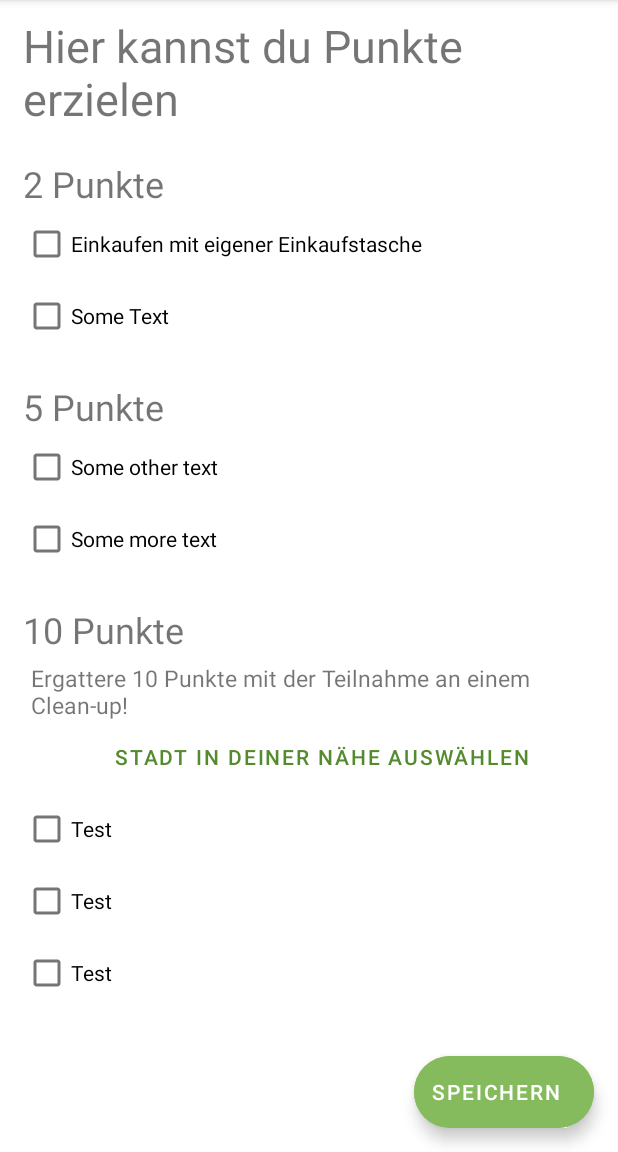
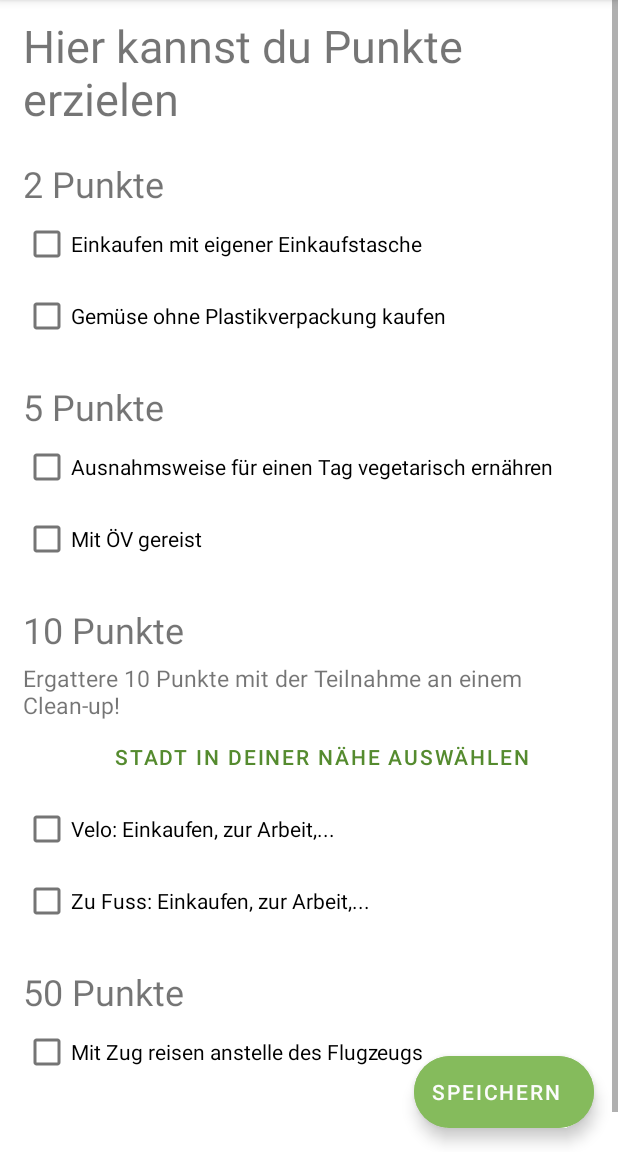
Before and after one commit to Tameli/Score-for-Climate, an Android app: the screen it shows after launch (MainActivity), after a tap on "SCORE SOME POINTS", on a phone screen of 412 x 824 dp, the part 84-1236 px from its top. Run offline under Robolectric (Android 15) with nearby library versions, the light colour scheme and no system bars; 3 statements that could not run were skipped; 1 other tap on this screen came first.

Commit message:
Removed hardcoded strings in xml and replaced with @string/.. values

```diff
--- a/app/src/main/res/layout/fragment_scorepoints.xml
+++ b/app/src/main/res/layout/fragment_scorepoints.xml
@@ -2,8 +2,7 @@
 <androidx.coordinatorlayout.widget.CoordinatorLayout xmlns:android="http://schemas.android.com/apk/res/android"
     android:layout_height="match_parent"
     android:layout_width="match_parent"
-    android:id="@+id/scorePoints"
-    xmlns:app="http://schemas.android.com/apk/res-auto">
+    android:id="@+id/scorePoints">
 
     <ScrollView
         android:layout_width="match_parent"
@@ -29,63 +28,61 @@
                 android:layout_width="match_parent"
                 android:layout_height="wrap_content"
                 android:layout_marginTop="20dp"
-                android:text="2 Punkte"
+                android:text="@string/twopoints"
                 android:textSize="24sp"/>
 
             <com.google.android.material.checkbox.MaterialCheckBox
                 android:id = "@+id/firstButtonValue2"
                 android:layout_width="match_parent"
                 android:layout_height="wrap_content"
-                android:text="Einkaufen mit eigener Einkaufstasche"/>
+                android:text="@string/firstButtonValue2"/>
 
             <com.google.android.material.checkbox.MaterialCheckBox
                 android:id = "@+id/secondButtonValue2"
                 android:layout_width="match_parent"
                 android:layout_height="wrap_content"
-                android:text="Some Text"/>
+                android:text="@string/secondButtonValue2"/>
 
             <com.google.android.material.textview.MaterialTextView
                 android:layout_width="match_parent"
                 android:layout_height="wrap_content"
                 android:layout_marginTop="20dp"
-                android:text="5 Punkte"
+                android:text="@string/fivepoints"
                 android:textSize="24sp"/>
 
             <com.google.android.material.checkbox.MaterialCheckBox
                 android:id = "@+id/firstButtonValue5"
                 android:layout_width="match_parent"
                 android:layout_height="wrap_content"
-                android:text="Some other text"/>
+                android:text="@string/firstButtonValue5"/>
 
             <com.google.android.material.checkbox.MaterialCheckBox
                 android:id = "@+id/secondButtonValue5"
                 android:layout_width="match_parent"
                 android:layout_height="wrap_content"
-                android:text="Some more text"/>
+                android:text="@string/secondButtonValue5"/>
 
             <com.google.android.material.textview.MaterialTextView
                 android:layout_width="match_parent"
                 android:layout_height="wrap_content"
                 android:layout_marginTop="20dp"
-                android:text="10 Punkte"
+                android:text="@string/tenpoints"
                 android:textSize="24sp"/>
 
-
             <com.google.android.material.textview.MaterialTextView
-                    android:layout_width="wrap_content"
+                android:layout_width="match_parent"
                 android:layout_height="wrap_content"
                 android:layout_marginTop="5dp"
-                    android:layout_marginLeft="5dp"
-                    android:text="Ergattere 10 Punkte mit der Teilnahme an einem Clean-up! "
-                    android:textSize="15dp"/>
+                android:text="@string/cleanupsubtitle"
+                android:textSize="15sp" />
 
             <com.google.android.material.button.MaterialButton
                 android:id="@+id/showCities"
                 android:layout_width="wrap_content"
-                    android:layout_height="wrap_content"
+                android:layout_height="0dp"
                 style="@style/Widget.MaterialComponents.Button.TextButton.Dialog"
                 android:layout_gravity="center_horizontal"
-                    android:text="Stadt in deiner Nähe auswählen"
+                android:text="@string/selectcitybuttontext"
                 android:layout_weight="1"/>
 
             <LinearLayout
@@ -97,26 +94,32 @@
             </LinearLayout>
 
             <com.google.android.material.checkbox.MaterialCheckBox
-                android:id="@+id/firstCleanup"
+                android:id="@+id/firstButtonValue10"
                 android:layout_width="match_parent"
                 android:layout_height="wrap_content"
-                android:text="Test"/>
+                android:text="@string/firstButtonValue10"/>
 
             <com.google.android.material.checkbox.MaterialCheckBox
-                android:id="@+id/secondCleanup"
+                android:id="@+id/secondButtonValue10"
                 android:layout_width="match_parent"
                 android:layout_height="wrap_content"
-                android:text="Test"/>
+                android:text="@string/secondButtonValue10"/>
+
+            <com.google.android.material.textview.MaterialTextView
+                android:layout_width="match_parent"
+                android:layout_height="wrap_content"
+                android:layout_marginTop="20dp"
+                android:text="@string/fiftypoints"
+                android:textSize="24sp"/>
 
             <com.google.android.material.checkbox.MaterialCheckBox
-                android:id="@+id/thirdCleanup"
+                android:id="@+id/firstButtonValue50"
                 android:layout_width="match_parent"
                 android:layout_height="wrap_content"
-                android:text="Test"/>
+                android:text="@string/firstButtonValue50"
+                android:layout_marginBottom="70dp"/>
 
         </LinearLayout>
-
-
 
     </ScrollView>
 
@@ -124,10 +127,10 @@
         android:id ="@+id/saveScore"
         android:layout_width="wrap_content"
         android:layout_height="wrap_content"
-        android:text="SPEICHERN"
+        android:text="@string/save"
         android:layout_gravity="end|bottom"
         android:layout_margin="16dp"
-        android:textColor="@color/cardview_light_background"
+        android:textColor="@color/white"
         android:backgroundTint="@color/primaryLightColor"/>
 
 </androidx.coordinatorlayout.widget.CoordinatorLayout>
--- a/app/src/main/res/values/strings.xml
+++ b/app/src/main/res/values/strings.xml
@@ -5,4 +5,18 @@
     <string name="buttonSetPreconfig">Preconfig</string>
     <string name="textViewCurrentScore">Your current score is ...</string>
     <string name="scorepointsTitle">Hier kannst du Punkte erzielen</string>
+    <string name="twopoints">2 Punkte</string>
+    <string name="firstButtonValue2">Einkaufen mit eigener Einkaufstasche</string>
+    <string name="secondButtonValue2">Gemüse ohne Plastikverpackung kaufen</string>
+    <string name="fivepoints">5 Punkte</string>
+    <string name="firstButtonValue5">Ausnahmsweise für einen Tag vegetarisch ernähren</string>
+    <string name="secondButtonValue5">Mit ÖV gereist</string>
+    <string name="tenpoints">10 Punkte</string>
+    <string name="cleanupsubtitle">Ergattere 10 Punkte mit der Teilnahme an einem Clean-up!</string>
+    <string name="selectcitybuttontext">Stadt in deiner Nähe auswählen</string>
+    <string name="firstButtonValue10">Velo: Einkaufen, zur Arbeit,...</string>
+    <string name="secondButtonValue10">Zu Fuss: Einkaufen, zur Arbeit,...</string>
+    <string name="fiftypoints">50 Punkte</string>
+    <string name="firstButtonValue50">Mit Zug reisen anstelle des Flugzeugs</string>
+    <string name="save">SPEICHERN</string>
 </resources>
```
Lines whose indentation alone changed are shown as unchanged.
